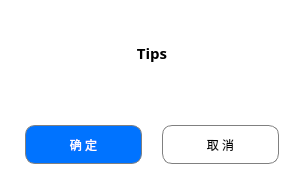
The window that src/agora_edu_demo/ui/AgoraTipsWidget.ui (AgoraIO-Usecase/AgoraDualTeacher) describes before a commit, drawn with Qt 5.
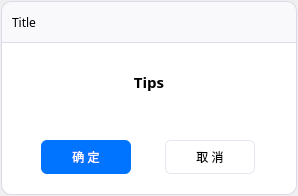
The same window after the commit. Icons and pictures are not drawn.

Diff of the .ui file:
```diff
--- a/src/agora_edu_demo/ui/AgoraTipsWidget.ui
+++ b/src/agora_edu_demo/ui/AgoraTipsWidget.ui
@@ -6,41 +6,152 @@
    <rect>
     <x>0</x>
     <y>0</y>
-    <width>304</width>
-    <height>184</height>
+    <width>298</width>
+    <height>196</height>
    </rect>
   </property>
-  <property name="windowTitle">
-   <string>Form</string>
+  <property name="styleSheet">
+   <string notr="true"/>
   </property>
+  <layout class="QVBoxLayout" name="verticalLayout_2">
+   <property name="spacing">
+    <number>0</number>
+   </property>
+   <property name="leftMargin">
+    <number>1</number>
+   </property>
+   <property name="topMargin">
+    <number>1</number>
+   </property>
+   <property name="rightMargin">
+    <number>1</number>
+   </property>
+   <property name="bottomMargin">
+    <number>1</number>
+   </property>
+   <item>
+    <widget class="QWidget" name="QTipsWidget" native="true">
   <property name="styleSheet">
    <string notr="true">#QTipsWidget{
-	
-	background-color: rgb(255, 255, 255);
-}
-
-QPushButton{
-border:1px solid;
-border-radius:10px;
-border-color:gray;
+	border:1px solid #DBDBEA;
+	border-radius:10px;
 }</string>
   </property>
-  <layout class="QVBoxLayout" name="verticalLayout" stretch="4,3">
+     <layout class="QVBoxLayout" name="verticalLayout" stretch="1,4,0">
    <property name="spacing">
     <number>0</number>
    </property>
    <property name="leftMargin">
-    <number>0</number>
+       <number>1</number>
    </property>
    <property name="topMargin">
+       <number>1</number>
+      </property>
+      <property name="rightMargin">
+       <number>1</number>
+      </property>
+      <property name="bottomMargin">
+       <number>1</number>
+      </property>
+      <item>
+       <layout class="QHBoxLayout" name="topWidget" stretch="0">
+        <property name="spacing">
     <number>0</number>
    </property>
    <property name="rightMargin">
     <number>0</number>
    </property>
+        <item>
+         <widget class="QWidget" name="widget" native="true">
+          <property name="minimumSize">
+           <size>
+            <width>0</width>
+            <height>40</height>
+           </size>
+          </property>
+          <property name="styleSheet">
+           <string notr="true">background:#F9F9FC;
+border-top-left-radius:10px;
+border-top-right-radius:10px;</string>
+          </property>
+          <layout class="QHBoxLayout" name="horizontalLayout_4">
+           <property name="spacing">
+            <number>0</number>
+           </property>
+           <property name="leftMargin">
+            <number>10</number>
+           </property>
+           <property name="topMargin">
+            <number>0</number>
+           </property>
+           <property name="rightMargin">
+            <number>10</number>
+           </property>
    <property name="bottomMargin">
     <number>0</number>
    </property>
+           <item>
+            <widget class="QLabel" name="TitleLabel">
+             <property name="minimumSize">
+              <size>
+               <width>0</width>
+               <height>0</height>
+              </size>
+             </property>
+             <property name="maximumSize">
+              <size>
+               <width>16777215</width>
+               <height>38</height>
+              </size>
+             </property>
+             <property name="font">
+              <font>
+               <family>微软雅黑</family>
+              </font>
+             </property>
+             <property name="autoFillBackground">
+              <bool>false</bool>
+             </property>
+             <property name="text">
+              <string>Title</string>
+             </property>
+            </widget>
+           </item>
+           <item>
+            <widget class="QPushButton" name="ExitPushButton">
+             <property name="minimumSize">
+              <size>
+               <width>24</width>
+               <height>24</height>
+              </size>
+             </property>
+             <property name="maximumSize">
+              <size>
+               <width>24</width>
+               <height>24</height>
+              </size>
+             </property>
+             <property name="styleSheet">
+              <string notr="true">
+                          #ExitPushButton{
+                          border-image:url(&quot;:/image/resource/icon-close-gray@2x.png&quot;)
+                          }
+
+                          #ExitPushButton:hover{
+                          border-image:url(&quot;:/image/resource/icon-close-gray-hover@2x.png&quot;)
+                          }
+                        </string>
+             </property>
+             <property name="text">
+              <string/>
+             </property>
+            </widget>
+           </item>
+          </layout>
+         </widget>
+        </item>
+       </layout>
+      </item>
    <item>
     <layout class="QHBoxLayout" name="horizontalLayout">
      <property name="topMargin">
@@ -56,6 +167,10 @@
          <bold>true</bold>
         </font>
        </property>
+          <property name="styleSheet">
+           <string notr="true">background-color: rgb(255, 255, 255);
+border-top:1px solid #DBDBEA;</string>
+          </property>
        <property name="text">
         <string>Tips</string>
        </property>
@@ -67,6 +182,12 @@
     </layout>
    </item>
    <item>
+       <widget class="QWidget" name="bottomWidget" native="true">
+        <property name="styleSheet">
+         <string notr="true">background: #FFF;
+border-bottom-left-radius:10px;
+border-bottom-right-radius:10px;</string>
+        </property>
     <layout class="QHBoxLayout" name="horizontalLayout_2" stretch="1,1">
      <property name="spacing">
       <number>20</number>
@@ -91,6 +212,18 @@
          <verstretch>0</verstretch>
         </sizepolicy>
        </property>
+           <property name="minimumSize">
+            <size>
+             <width>90</width>
+             <height>34</height>
+            </size>
+           </property>
+           <property name="maximumSize">
+            <size>
+             <width>90</width>
+             <height>34</height>
+            </size>
+           </property>
        <property name="font">
         <font>
          <family>微软雅黑</family>
@@ -99,8 +232,25 @@
         </font>
        </property>
        <property name="styleSheet">
-        <string notr="true">background-color:#0073FF;
-color:white</string>
+            <string notr="true">
+                      QPushButton{
+                      background-color:#0073FF;
+                      border-radius:6px;
+                      color:white
+                      }
+
+                      QPushButton:hover{
+                      background-color: #3590FF;
+                      border-radius:6px;
+                      color:white
+                      }
+
+                      QPushButton:pressed{
+                      background-color: #0E62C8;
+                      border-radius:6px;
+                      color:white
+                      }
+                    </string>
        </property>
        <property name="text">
         <string>确 定</string>
@@ -115,20 +265,59 @@
          <verstretch>0</verstretch>
         </sizepolicy>
        </property>
+           <property name="minimumSize">
+            <size>
+             <width>90</width>
+             <height>34</height>
+            </size>
+           </property>
+           <property name="maximumSize">
+            <size>
+             <width>90</width>
+             <height>34</height>
+            </size>
+           </property>
        <property name="font">
         <font>
          <family>微软雅黑</family>
         </font>
        </property>
+           <property name="styleSheet">
+            <string notr="true">
+                      QPushButton{
+                      border-radius:6px;
+                      border: 1px solid #E5E5F0;
+                      color:black
+                      }
+
+                      QPushButton:hover{
+                      border-radius:6px;
+                      border: 1px solid #3590FF;
+                      color:#3590FF
+                      }
+
+                      QPushButton:pressed{
+                      border-radius:6px;
+                      border: 1px solid #0E62C8;
+                      color:#0E62C8
+                      }
+                    </string>
+           </property>
        <property name="text">
         <string>取 消</string>
        </property>
       </widget>
      </item>
     </layout>
+       </widget>
    </item>
   </layout>
  </widget>
- <resources/>
+   </item>
+  </layout>
+ </widget>
+ <resources>
+  <include location="../agora_edu_demo.qrc"/>
+ </resources>
  <connections/>
 </ui>
```
Left out of the diff: 4 changed lines with no effect on the pictures. Lines whose indentation alone changed are shown as unchanged.
